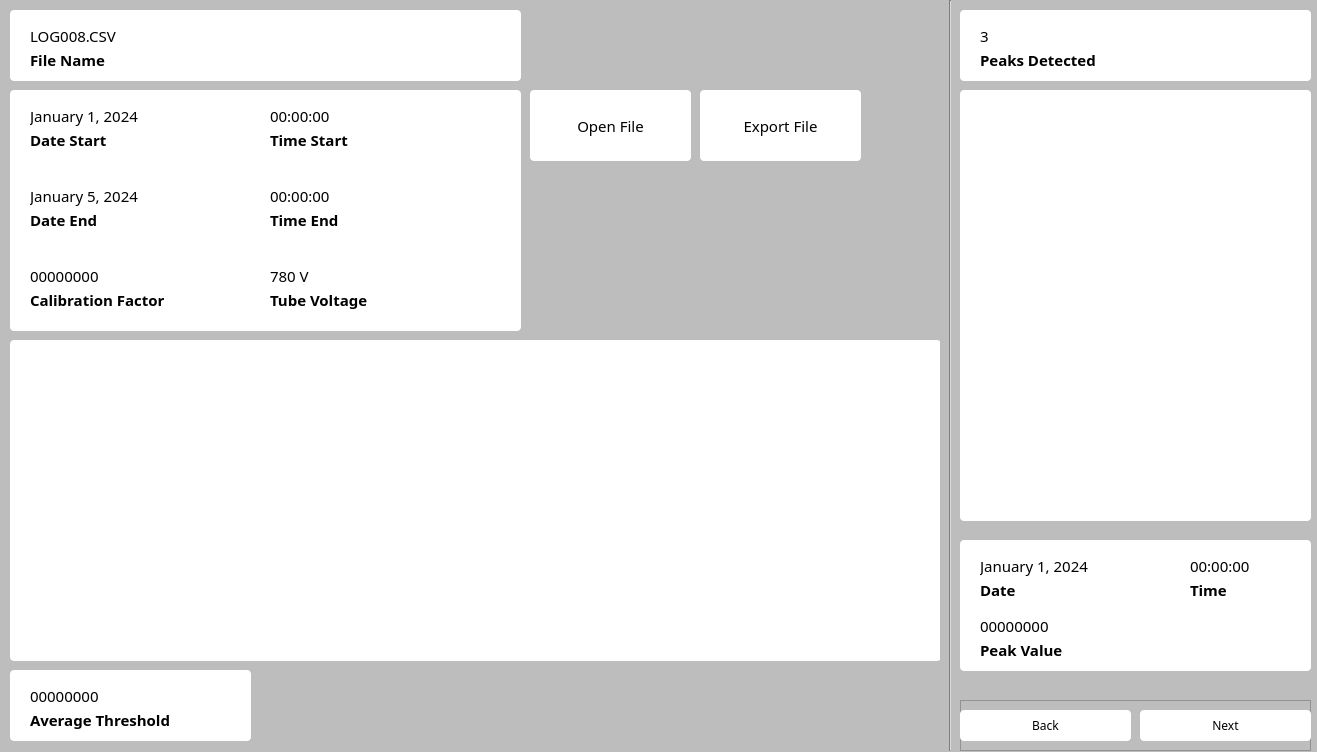
The window that PIG_Tracker_V3.ui (Ponti23/tracker_project) describes before a commit, drawn with Qt 5.
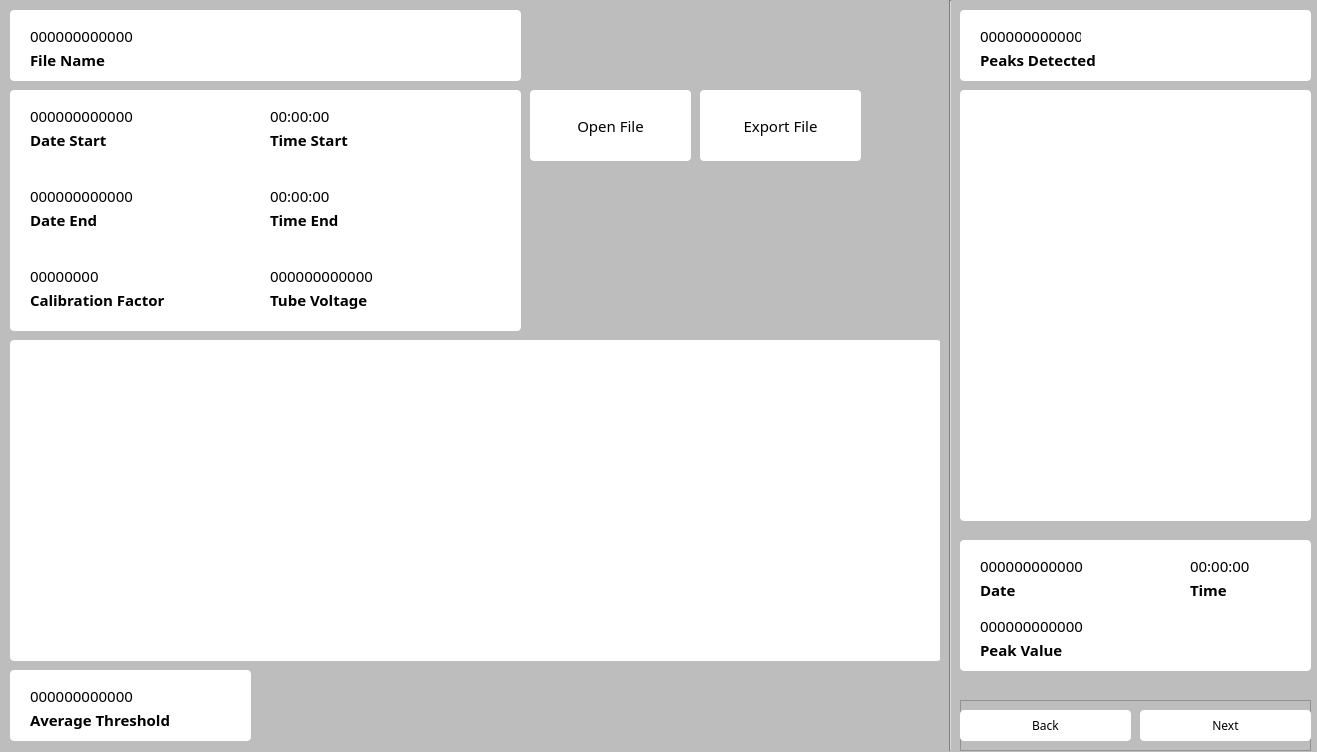
The same window after the commit.

Commit message: added change text for labels

```diff
--- a/PIG_Tracker_V3.ui
+++ b/PIG_Tracker_V3.ui
@@ -119,7 +119,7 @@
       </font>
      </property>
      <property name="text">
-      <string>LOG008.CSV</string>
+      <string>000000000000</string>
      </property>
      <property name="textFormat">
       <enum>Qt::AutoText</enum>
@@ -215,7 +215,7 @@
       </font>
      </property>
      <property name="text">
-      <string>January 1, 2024</string>
+      <string>000000000000</string>
      </property>
      <property name="textFormat">
       <enum>Qt::AutoText</enum>
@@ -319,7 +319,7 @@
       </font>
      </property>
      <property name="text">
-      <string>January 5, 2024</string>
+      <string>000000000000</string>
      </property>
      <property name="textFormat">
       <enum>Qt::AutoText</enum>
@@ -437,7 +437,7 @@
       <rect>
        <x>260</x>
        <y>170</y>
-       <width>91</width>
+       <width>161</width>
        <height>31</height>
       </rect>
      </property>
@@ -451,7 +451,7 @@
       </font>
      </property>
      <property name="text">
-      <string>780 V</string>
+      <string>000000000000</string>
      </property>
      <property name="textFormat">
       <enum>Qt::AutoText</enum>
@@ -523,7 +523,7 @@
       </font>
      </property>
      <property name="text">
-      <string>3</string>
+      <string>000000000000</string>
      </property>
      <property name="textFormat">
       <enum>Qt::AutoText</enum>
@@ -632,7 +632,7 @@
       </font>
      </property>
      <property name="text">
-      <string>January 1, 2024</string>
+      <string>000000000000</string>
      </property>
      <property name="textFormat">
       <enum>Qt::AutoText</enum>
@@ -698,7 +698,7 @@
       <rect>
        <x>20</x>
        <y>70</y>
-       <width>101</width>
+       <width>131</width>
        <height>31</height>
       </rect>
      </property>
@@ -712,7 +712,7 @@
       </font>
      </property>
      <property name="text">
-      <string>00000000</string>
+      <string>000000000000</string>
      </property>
      <property name="textFormat">
       <enum>Qt::AutoText</enum>
@@ -770,7 +770,7 @@
       <rect>
        <x>20</x>
        <y>10</y>
-       <width>101</width>
+       <width>151</width>
        <height>31</height>
       </rect>
      </property>
@@ -784,7 +784,7 @@
       </font>
      </property>
      <property name="text">
-      <string>00000000</string>
+      <string>000000000000</string>
      </property>
      <property name="textFormat">
       <enum>Qt::AutoText</enum>
```
The commit also changes 1 other file.
